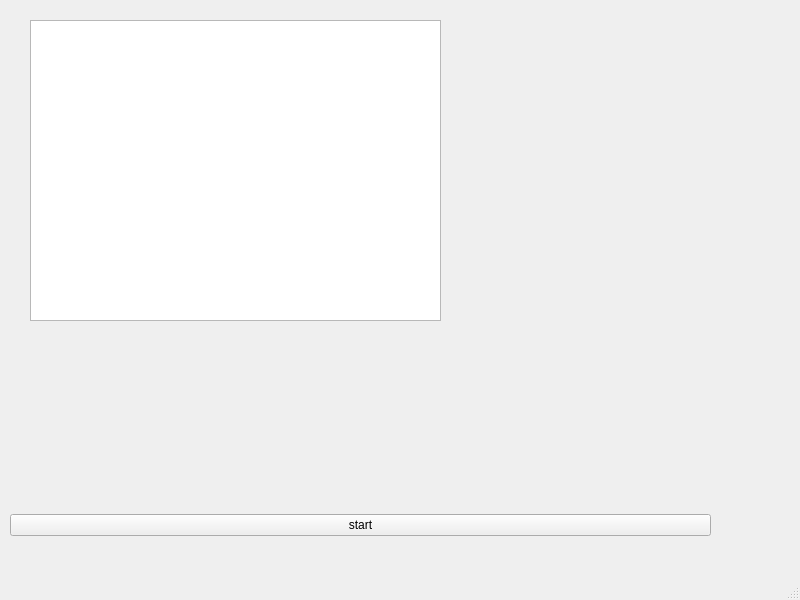
The window that mainwindow.ui (MaripazVertel/MaripazVertelMarquez-Laboratorio5) describes before a commit, drawn with Qt 5.
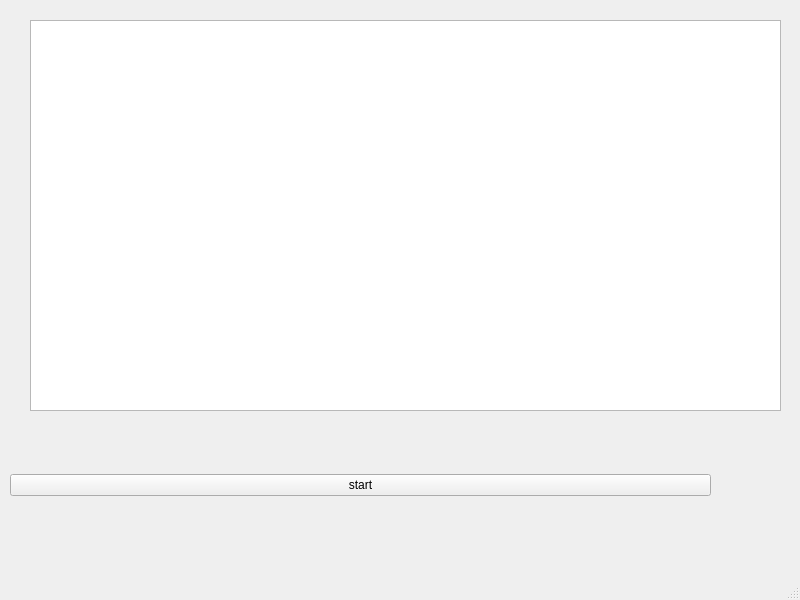
The same window after the commit.

```diff
--- a/mainwindow.ui
+++ b/mainwindow.ui
@@ -18,9 +18,9 @@
     <property name="geometry">
      <rect>
       <x>10</x>
-      <y>500</y>
+      <y>420</y>
       <width>701</width>
-      <height>51</height>
+      <height>131</height>
      </rect>
     </property>
     <layout class="QVBoxLayout" name="verticalLayout">
@@ -38,8 +38,8 @@
      <rect>
       <x>30</x>
       <y>20</y>
-      <width>411</width>
-      <height>301</height>
+      <width>751</width>
+      <height>391</height>
      </rect>
     </property>
    </widget>
```
